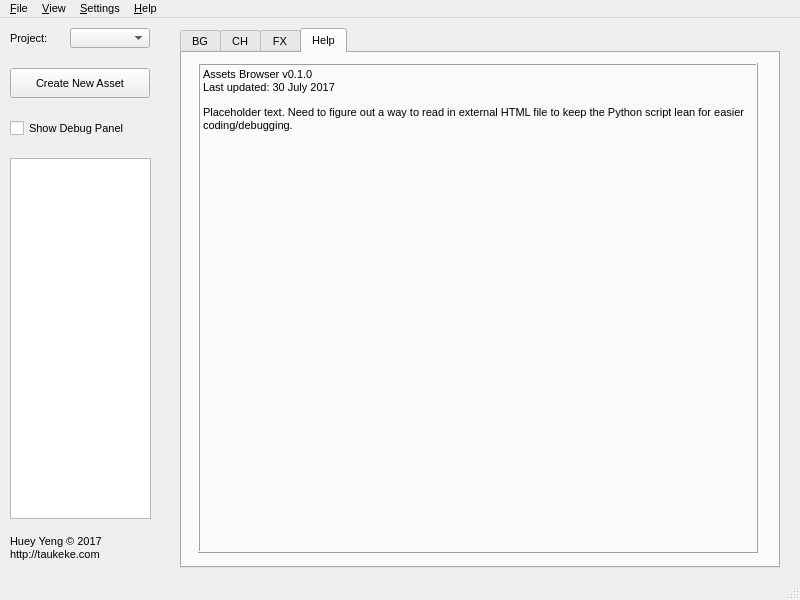
First picture: the form in ui/main.ui, repository hueyyeng/AssetsBrowser, before the edit.
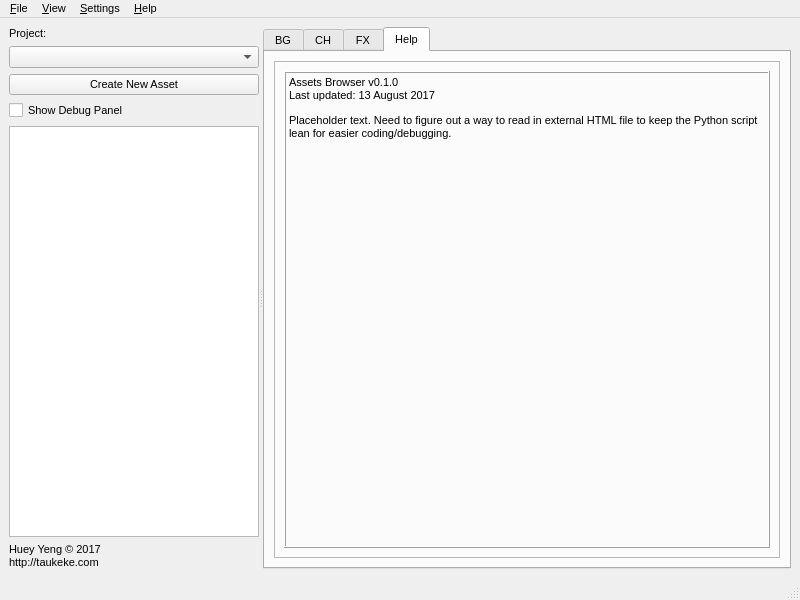
Second picture: the form after the edit.

Patch:
```diff
--- a/ui/main.ui
+++ b/ui/main.ui
@@ -11,7 +11,7 @@
    </rect>
   </property>
   <property name="sizePolicy">
-   <sizepolicy hsizetype="Fixed" vsizetype="Fixed">
+   <sizepolicy hsizetype="Expanding" vsizetype="Expanding">
     <horstretch>0</horstretch>
     <verstretch>0</verstretch>
    </sizepolicy>
@@ -24,8 +24,8 @@
   </property>
   <property name="maximumSize">
    <size>
-    <width>800</width>
-    <height>600</height>
+    <width>16777215</width>
+    <height>16777215</height>
    </size>
   </property>
   <property name="font">
@@ -50,20 +50,125 @@
     <bool>true</bool>
    </property>
    <property name="sizePolicy">
-    <sizepolicy hsizetype="Fixed" vsizetype="Fixed">
+    <sizepolicy hsizetype="Expanding" vsizetype="Expanding">
      <horstretch>0</horstretch>
      <verstretch>0</verstretch>
     </sizepolicy>
    </property>
+   <property name="minimumSize">
+    <size>
+     <width>800</width>
+     <height>550</height>
+    </size>
+   </property>
+   <layout class="QHBoxLayout" name="horizontalLayout_2">
+    <item>
+     <widget class="QSplitter" name="splitter">
+      <property name="orientation">
+       <enum>Qt::Horizontal</enum>
+      </property>
+      <property name="childrenCollapsible">
+       <bool>false</bool>
+      </property>
+      <widget class="QWidget" name="widget" native="true">
+       <property name="sizePolicy">
+        <sizepolicy hsizetype="Preferred" vsizetype="Preferred">
+         <horstretch>0</horstretch>
+         <verstretch>0</verstretch>
+        </sizepolicy>
+       </property>
+       <property name="minimumSize">
+        <size>
+         <width>150</width>
+         <height>0</height>
+        </size>
+       </property>
+       <property name="maximumSize">
+        <size>
+         <width>250</width>
+         <height>16777215</height>
+        </size>
+       </property>
+       <layout class="QVBoxLayout" name="verticalLayout">
+        <item>
+         <widget class="QLabel" name="labelProject">
+          <property name="font">
+           <font>
+            <pointsize>8</pointsize>
+            <weight>50</weight>
+            <bold>false</bold>
+           </font>
+          </property>
+          <property name="text">
+           <string>Project:</string>
+          </property>
+         </widget>
+        </item>
+        <item>
+         <widget class="QComboBox" name="comboBox">
+          <property name="layoutDirection">
+           <enum>Qt::LeftToRight</enum>
+          </property>
+          <property name="sizeAdjustPolicy">
+           <enum>QComboBox::AdjustToContentsOnFirstShow</enum>
+          </property>
+          <property name="frame">
+           <bool>true</bool>
+          </property>
+         </widget>
+        </item>
+        <item>
+         <widget class="QPushButton" name="pushBtnNew">
+          <property name="text">
+           <string>Create New Asset</string>
+          </property>
+         </widget>
+        </item>
+        <item>
+         <widget class="QCheckBox" name="checkBoxDebug">
+          <property name="enabled">
+           <bool>true</bool>
+          </property>
+          <property name="sizePolicy">
+           <sizepolicy hsizetype="Minimum" vsizetype="Fixed">
+            <horstretch>0</horstretch>
+            <verstretch>0</verstretch>
+           </sizepolicy>
+          </property>
+          <property name="text">
+           <string>Show Debug Panel</string>
+          </property>
+         </widget>
+        </item>
+        <item>
+         <widget class="QTextEdit" name="textEdit"/>
+        </item>
+        <item>
+         <widget class="QLabel" name="labelCredits">
+          <property name="font">
+           <font>
+            <pointsize>8</pointsize>
+            <weight>50</weight>
+            <bold>false</bold>
+           </font>
+          </property>
+          <property name="text">
+           <string>&lt;html&gt;&lt;head/&gt;&lt;body&gt;&lt;p&gt;Huey Yeng © 2017&lt;br/&gt;http://taukeke.com&lt;/p&gt;&lt;/body&gt;&lt;/html&gt;</string>
+          </property>
+          <property name="textFormat">
+           <enum>Qt::AutoText</enum>
+          </property>
+         </widget>
+        </item>
+       </layout>
+       <zorder>labelCredits</zorder>
+       <zorder>checkBoxDebug</zorder>
+       <zorder>pushBtnNew</zorder>
+       <zorder>labelProject</zorder>
+       <zorder>textEdit</zorder>
+       <zorder>comboBox</zorder>
+      </widget>
    <widget class="QTabWidget" name="tabWidget">
-    <property name="geometry">
-     <rect>
-      <x>180</x>
-      <y>10</y>
-      <width>600</width>
-      <height>540</height>
-     </rect>
-    </property>
     <property name="currentIndex">
      <number>3</number>
     </property>
@@ -134,30 +239,18 @@
      <attribute name="title">
       <string>Help</string>
      </attribute>
+        <layout class="QHBoxLayout" name="horizontalLayout_3">
+         <item>
      <widget class="QFrame" name="frameHelp">
-      <property name="geometry">
-       <rect>
-        <x>16</x>
-        <y>10</y>
-        <width>560</width>
-        <height>490</height>
-       </rect>
-      </property>
       <property name="frameShape">
        <enum>QFrame::StyledPanel</enum>
       </property>
       <property name="frameShadow">
        <enum>QFrame::Sunken</enum>
       </property>
+           <layout class="QHBoxLayout" name="horizontalLayout">
+            <item>
       <widget class="QLabel" name="label">
-       <property name="geometry">
-        <rect>
-         <x>0</x>
-         <y>0</y>
-         <width>560</width>
-         <height>490</height>
-        </rect>
-       </property>
        <property name="frameShape">
         <enum>QFrame::Box</enum>
        </property>
@@ -168,7 +261,7 @@
         <number>1</number>
        </property>
        <property name="text">
-        <string>&lt;html&gt;&lt;head/&gt;&lt;body&gt;&lt;p&gt;Assets Browser v0.1.0&lt;br/&gt;Last updated: 30 July 2017&lt;/p&gt;&lt;p&gt;Placeholder text. Need to figure out a way to read in external HTML file to keep the Python script lean for easier coding/debugging.&lt;/p&gt;&lt;/body&gt;&lt;/html&gt;</string>
+               <string>&lt;html&gt;&lt;head/&gt;&lt;body&gt;&lt;p&gt;Assets Browser v0.1.0&lt;br/&gt;Last updated: 13 August 2017&lt;/p&gt;&lt;p&gt;Placeholder text. Need to figure out a way to read in external HTML file to keep the Python script lean for easier coding/debugging.&lt;/p&gt;&lt;/body&gt;&lt;/html&gt;</string>
        </property>
        <property name="alignment">
         <set>Qt::AlignLeading|Qt::AlignLeft|Qt::AlignTop</set>
@@ -177,116 +270,16 @@
         <bool>true</bool>
        </property>
       </widget>
-     </widget>
-    </widget>
-   </widget>
-   <widget class="QPushButton" name="pushBtnNew">
-    <property name="geometry">
-     <rect>
-      <x>10</x>
-      <y>50</y>
-      <width>140</width>
-      <height>30</height>
-     </rect>
-    </property>
-    <property name="text">
-     <string>Create New Asset</string>
-    </property>
-   </widget>
-   <widget class="QCheckBox" name="checkBoxDebug">
-    <property name="enabled">
-     <bool>true</bool>
-    </property>
-    <property name="geometry">
-     <rect>
-      <x>10</x>
-      <y>100</y>
-      <width>140</width>
-      <height>20</height>
-     </rect>
-    </property>
-    <property name="sizePolicy">
-     <sizepolicy hsizetype="Minimum" vsizetype="Fixed">
-      <horstretch>0</horstretch>
-      <verstretch>0</verstretch>
-     </sizepolicy>
-    </property>
-    <property name="text">
-     <string>Show Debug Panel</string>
-    </property>
-   </widget>
-   <widget class="QLabel" name="labelProject">
-    <property name="geometry">
-     <rect>
-      <x>10</x>
-      <y>10</y>
-      <width>45</width>
-      <height>20</height>
-     </rect>
-    </property>
-    <property name="font">
-     <font>
-      <pointsize>8</pointsize>
-      <weight>50</weight>
-      <bold>false</bold>
-     </font>
-    </property>
-    <property name="text">
-     <string>Project:</string>
-    </property>
-   </widget>
-   <widget class="QComboBox" name="comboBox">
-    <property name="geometry">
-     <rect>
-      <x>70</x>
-      <y>10</y>
-      <width>80</width>
-      <height>20</height>
-     </rect>
-    </property>
-    <property name="layoutDirection">
-     <enum>Qt::LeftToRight</enum>
-    </property>
-    <property name="sizeAdjustPolicy">
-     <enum>QComboBox::AdjustToContentsOnFirstShow</enum>
-    </property>
-    <property name="frame">
-     <bool>true</bool>
-    </property>
-   </widget>
-   <widget class="QLabel" name="labelCredits">
-    <property name="geometry">
-     <rect>
-      <x>10</x>
-      <y>510</y>
-      <width>140</width>
-      <height>40</height>
-     </rect>
-    </property>
-    <property name="font">
-     <font>
-      <pointsize>8</pointsize>
-      <weight>50</weight>
-      <bold>false</bold>
-     </font>
-    </property>
-    <property name="text">
-     <string>&lt;html&gt;&lt;head/&gt;&lt;body&gt;&lt;p&gt;Huey Yeng © 2017&lt;br/&gt;http://taukeke.com&lt;/p&gt;&lt;/body&gt;&lt;/html&gt;</string>
-    </property>
-    <property name="textFormat">
-     <enum>Qt::AutoText</enum>
-    </property>
-   </widget>
-   <widget class="QTextEdit" name="textEdit">
-    <property name="geometry">
-     <rect>
-      <x>10</x>
-      <y>140</y>
-      <width>141</width>
-      <height>361</height>
-     </rect>
-    </property>
-   </widget>
+            </item>
+           </layout>
+          </widget>
+         </item>
+        </layout>
+       </widget>
+      </widget>
+     </widget>
+    </item>
+   </layout>
   </widget>
   <widget class="QMenuBar" name="menubar">
    <property name="geometry">
```
Left out of the diff: 39 changed lines with no effect on the pictures. Lines whose indentation alone changed are shown as unchanged.
